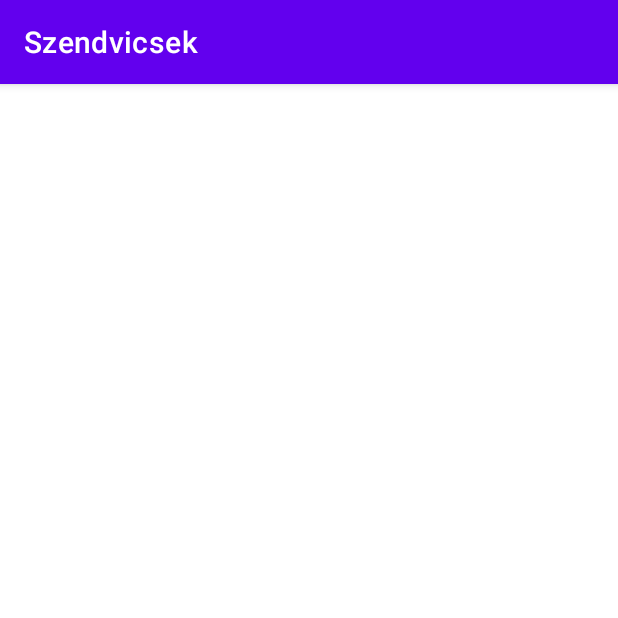
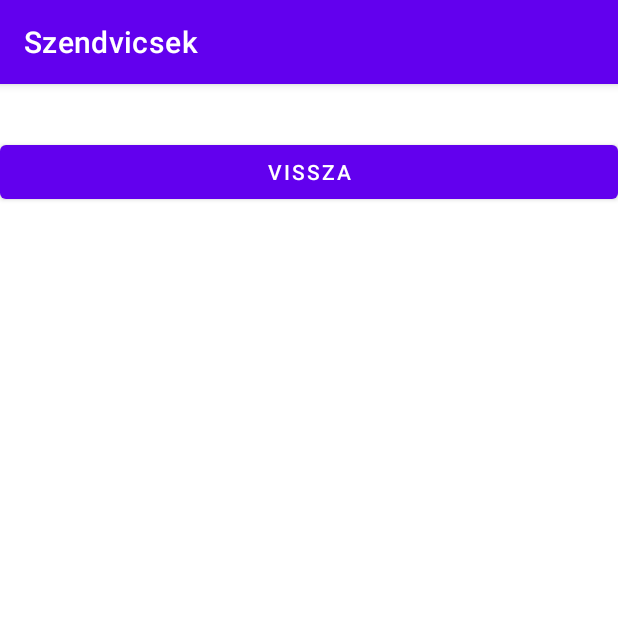
Before and after one commit to SomaHam44/SoltiSoma_Szendvicsek, an Android app: the SearchResultActivity screen opened directly, with no data from a screen before it, on a phone screen of 412 x 824 dp, the top half of it. Run offline under Robolectric (Android 15) with nearby library versions, the phone set to English and light mode, and no system bars.

Commit message:
SearchResultActivity kinézet

```diff
--- a/app/src/main/res/layout/activity_search_result.xml
+++ b/app/src/main/res/layout/activity_search_result.xml
@@ -1,9 +1,24 @@
 <?xml version="1.0" encoding="utf-8"?>
-<androidx.constraintlayout.widget.ConstraintLayout xmlns:android="http://schemas.android.com/apk/res/android"
+<LinearLayout xmlns:android="http://schemas.android.com/apk/res/android"
     xmlns:app="http://schemas.android.com/apk/res-auto"
     xmlns:tools="http://schemas.android.com/tools"
     android:layout_width="match_parent"
     android:layout_height="match_parent"
-    tools:context=".SearchResultActivity">
+    tools:context=".SearchResultActivity"
+    android:orientation="vertical">
 
-</androidx.constraintlayout.widget.ConstraintLayout>
+    <TextView
+        android:layout_width="match_parent"
+        android:layout_height="wrap_content"
+        android:textSize="25sp"
+        android:id="@+id/text_szendvicsek"
+        />
+
+    <Button
+        android:layout_width="match_parent"
+        android:layout_height="wrap_content"
+        android:text="Vissza"
+        android:id="@+id/btn_visszatero"
+        />
+
+</LinearLayout>
```
